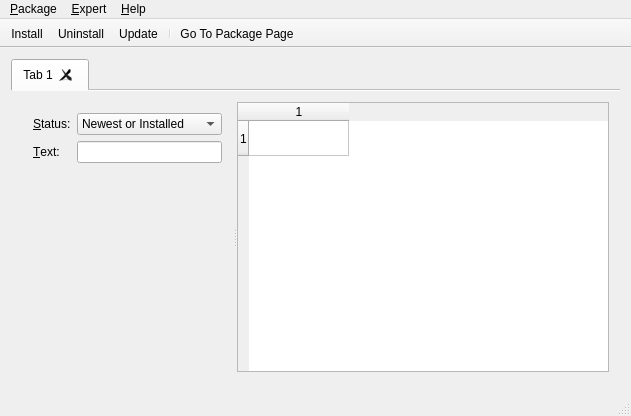
Old version of the form wpmcpp/mainwindow.ui in the repository npackd/npackd.
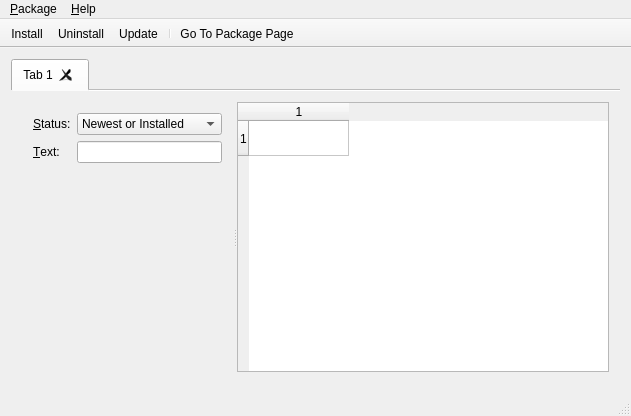
New version of the form. Icons and pictures are not drawn.

What changed in the file:
```diff
--- a/wpmcpp/mainwindow.ui
+++ b/wpmcpp/mainwindow.ui
@@ -199,13 +199,6 @@
     <addaction name="actionSettings"/>
     <addaction name="actionExit"/>
    </widget>
-   <widget class="QMenu" name="menuExpert">
-    <property name="title">
-     <string>&amp;Expert</string>
-    </property>
-    <addaction name="actionList_Installed_MSI_Products"/>
-    <addaction name="actionReload_Repositories"/>
-   </widget>
    <widget class="QMenu" name="menuHelp">
     <property name="title">
      <string>&amp;Help</string>
@@ -213,7 +206,6 @@
     <addaction name="actionAbout"/>
    </widget>
    <addaction name="menuFile"/>
-   <addaction name="menuExpert"/>
    <addaction name="menuHelp"/>
   </widget>
   <widget class="QToolBar" name="mainToolBar">
```
Left out of the diff: 9 changed lines with no effect on the pictures.
